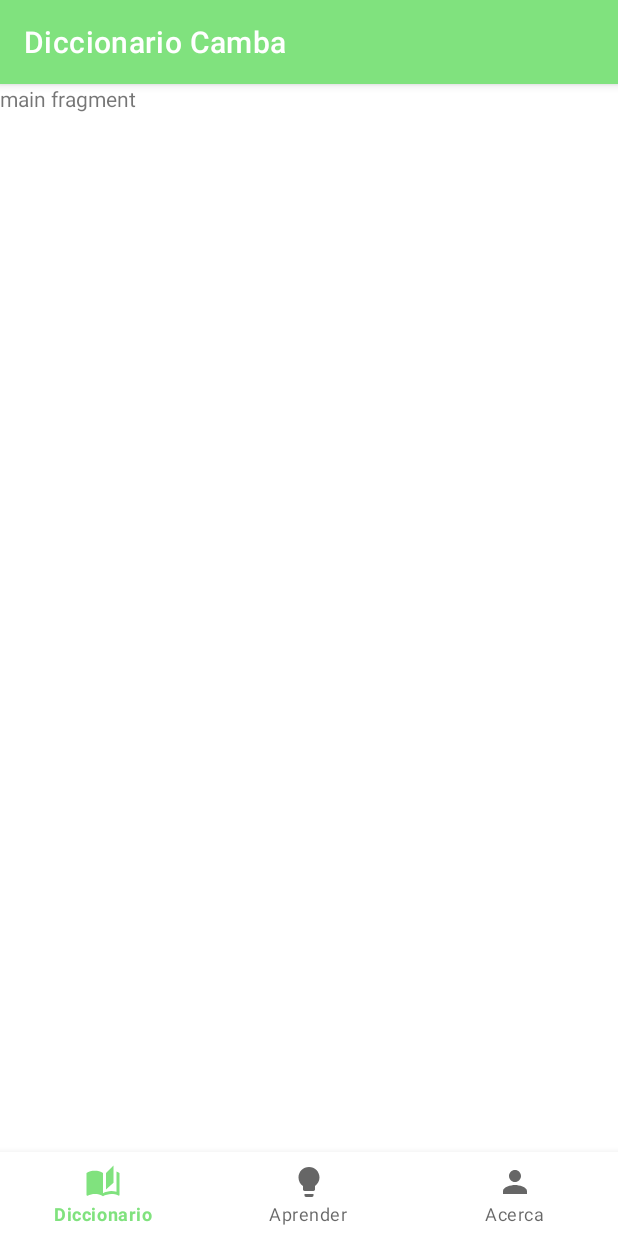
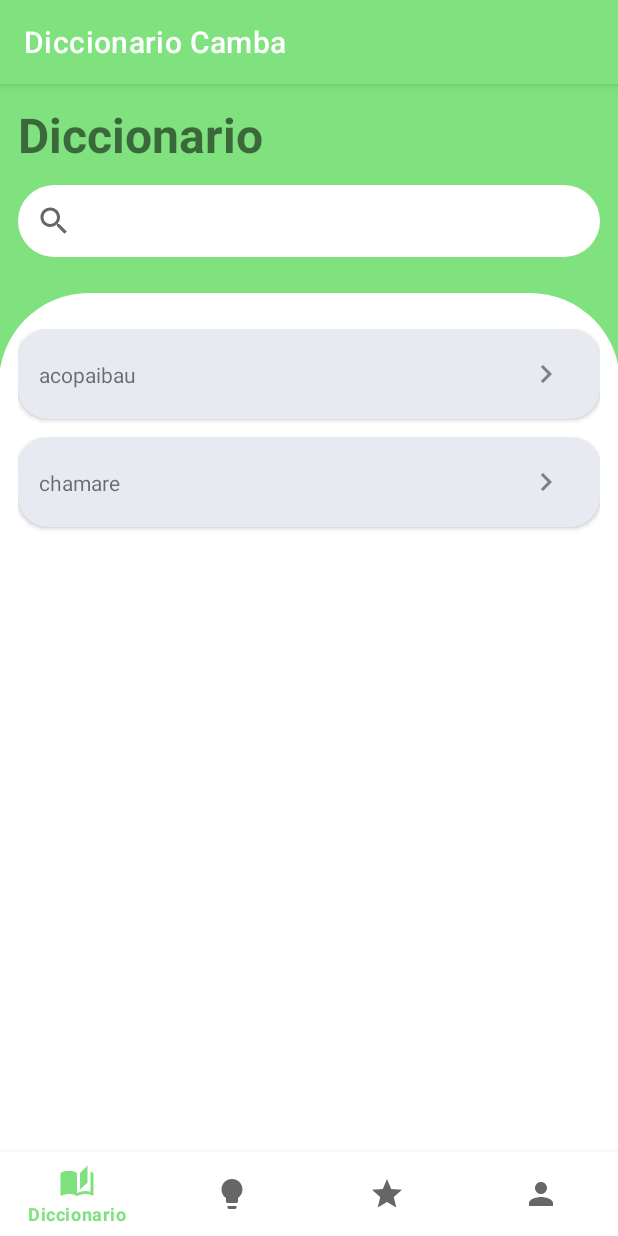
Before and after one commit to electricpants01/DiccionarioCamba, an Android app: the screen it shows after launch (MainActivity), on a phone screen of 412 x 824 dp. Run offline under Robolectric (Android 15) with nearby library versions, the phone set to English and light mode, and no system bars; our stand-ins replace navigation-ui.

Commit message:
SearchBar: added model, icons, custom views for search bar and added favorites tab

```diff
--- /dev/null
+++ b/app/src/main/java/com/locotoDevTeam/diccionariocamba/adapter/ItemDictionaryAdapter.kt
@@ -0,0 +1,34 @@
+package com.locotoDevTeam.diccionariocamba.adapter
+
+import android.content.Context
+import android.view.LayoutInflater
+import android.view.View
+import android.view.ViewGroup
+import androidx.recyclerview.widget.RecyclerView
+import com.locotoDevTeam.diccionariocamba.R
+import com.locotoDevTeam.diccionariocamba.databinding.DictionaryItemBinding
+import com.locotoDevTeam.diccionariocamba.model.Dictionary
+
+class ItemDictionaryAdapter(private val context: Context, private val datasource: List<Dictionary>)
+    : RecyclerView.Adapter<ItemDictionaryAdapter.DictionaryHolder>() {
+
+    class DictionaryHolder(val view: View): RecyclerView.ViewHolder(view){
+        val binding = DictionaryItemBinding.bind(view)
+
+        fun render(dictionary: Dictionary){
+            binding.txtTitle.text = dictionary.word
+        }
+    }
+
+    override fun onCreateViewHolder(parent: ViewGroup, viewType: Int): DictionaryHolder {
+        val layoutInflater = LayoutInflater.from(parent.context).inflate(R.layout.dictionary_item, parent, false)
+        return DictionaryHolder(layoutInflater)
+    }
+
+    override fun onBindViewHolder(holder: DictionaryHolder, position: Int) {
+        val item = datasource[position]
+        holder.render(item)
+    }
+
+    override fun getItemCount(): Int = datasource.size
+}
--- /dev/null
+++ b/app/src/main/java/com/locotoDevTeam/diccionariocamba/model/Dictionary.kt
@@ -0,0 +1,5 @@
+package com.locotoDevTeam.diccionariocamba.model
+
+data class Dictionary( val id: Int, val word: String, val definition: String) {
+
+}
--- /dev/null
+++ b/app/src/main/java/com/locotoDevTeam/diccionariocamba/view/FavoritesFragment.kt
@@ -0,0 +1,19 @@
+package com.locotoDevTeam.diccionariocamba.view
+
+import android.os.Bundle
+import androidx.fragment.app.Fragment
+import android.view.LayoutInflater
+import android.view.View
+import android.view.ViewGroup
+import com.locotoDevTeam.diccionariocamba.R
+
+class FavoritesFragment : Fragment() {
+    override fun onCreateView(
+        inflater: LayoutInflater, container: ViewGroup?,
+        savedInstanceState: Bundle?
+    ): View? {
+        // Inflate the layout for this fragment
+        return inflater.inflate(R.layout.fragment_favorites, container, false)
+    }
+
+}
--- a/app/src/main/java/com/locotoDevTeam/diccionariocamba/view/MainFragment.kt
+++ b/app/src/main/java/com/locotoDevTeam/diccionariocamba/view/MainFragment.kt
@@ -5,16 +5,46 @@ import androidx.fragment.app.Fragment
 import android.view.LayoutInflater
 import android.view.View
 import android.view.ViewGroup
+import androidx.recyclerview.widget.LinearLayoutManager
 import com.locotoDevTeam.diccionariocamba.R
+import com.locotoDevTeam.diccionariocamba.adapter.ItemDictionaryAdapter
+import com.locotoDevTeam.diccionariocamba.databinding.FragmentMainBinding
+import com.locotoDevTeam.diccionariocamba.model.Dictionary
 
 class MainFragment : Fragment() {
+
+    lateinit var binding: FragmentMainBinding
+    val dataSource = listOf<Dictionary>(
+        Dictionary(1,"acopaibau", "que sos tonto"),
+        Dictionary(2, "chamare", "lugar muy muy lejano")
+    )
 
     override fun onCreateView(
         inflater: LayoutInflater, container: ViewGroup?,
         savedInstanceState: Bundle?
-    ): View? {
-        // Inflate the layout for this fragment
-        return inflater.inflate(R.layout.fragment_main, container, false)
+    ): View {
+        val view =  inflater.inflate(R.layout.fragment_main, container, false)
+        binding = FragmentMainBinding.bind(view)
+        return binding.root
+    }
+
+    override fun onViewCreated(view: View, savedInstanceState: Bundle?) {
+        super.onViewCreated(view, savedInstanceState)
+        initRecyclerView()
+        initSearchView()
+    }
+
+    private fun initSearchView(){
+        binding.searchView.setOnClickListener {
+            println("chris: hola")
+            binding.searchView.requestFocus()
+        }
+    }
+
+    private fun initRecyclerView() {
+        val adapter = ItemDictionaryAdapter(requireContext(), dataSource)
+        binding.recyclerView.layoutManager = LinearLayoutManager(requireContext(), LinearLayoutManager.VERTICAL, false)
+        binding.recyclerView.adapter = adapter
     }
 
 }
--- /dev/null
+++ b/app/src/main/res/drawable/corner_top.xml
@@ -0,0 +1,7 @@
+<?xml version="1.0" encoding="utf-8"?>
+<shape xmlns:android="http://schemas.android.com/apk/res/android"
+    android:shape="rectangle">
+    <solid android:color="@color/white"/>
+    <corners android:topLeftRadius="60dp" android:topRightRadius="60dp" />
+
+</shape>
--- /dev/null
+++ b/app/src/main/res/drawable/corners_all.xml
@@ -0,0 +1,7 @@
+<?xml version="1.0" encoding="utf-8"?>
+<shape xmlns:android="http://schemas.android.com/apk/res/android"
+    android:shape="rectangle">
+    <solid android:color="@color/white"/>
+    <corners android:radius="40dp"/>
+
+</shape>
--- /dev/null
+++ b/app/src/main/res/drawable/ic_baseline_keyboard_arrow_right_24.xml
@@ -0,0 +1,5 @@
+<vector android:autoMirrored="true" android:height="24dp"
+    android:tint="@color/right_arrow" android:viewportHeight="24"
+    android:viewportWidth="24" android:width="24dp" xmlns:android="http://schemas.android.com/apk/res/android">
+    <path android:fillColor="@android:color/white" android:pathData="M8.59,16.59L13.17,12 8.59,7.41 10,6l6,6 -6,6 -1.41,-1.41z"/>
+</vector>
--- /dev/null
+++ b/app/src/main/res/drawable/ic_baseline_star_24.xml
@@ -0,0 +1,5 @@
+<vector android:height="24dp" android:tint="#000000"
+    android:viewportHeight="24" android:viewportWidth="24"
+    android:width="24dp" xmlns:android="http://schemas.android.com/apk/res/android">
+    <path android:fillColor="@android:color/white" android:pathData="M12,17.27L18.18,21l-1.64,-7.03L22,9.24l-7.19,-0.61L12,2 9.19,8.63 2,9.24l5.46,4.73L5.82,21z"/>
+</vector>
--- a/app/src/main/res/layout/item_koloda.xml
+++ b/app/src/main/res/layout/dictionary_item.xml
@@ -3,18 +3,15 @@
     xmlns:app="http://schemas.android.com/apk/res-auto"
     xmlns:tools="http://schemas.android.com/tools"
     android:layout_width="match_parent"
-    android:layout_height="match_parent">
-
+    android:layout_height="wrap_content">
 
     <androidx.cardview.widget.CardView
         android:layout_width="match_parent"
-        android:layout_height="match_parent"
-        android:layout_marginStart="15dp"
-        android:layout_marginTop="40dp"
-        android:layout_marginEnd="15dp"
-        android:layout_marginBottom="40dp"
-        android:elevation="10dp"
-        app:cardCornerRadius="30dp"
+        android:layout_height="60dp"
+        android:layout_marginBottom="12dp"
+        android:elevation="15dp"
+        app:cardCornerRadius="20dp"
+        android:backgroundTint="@color/dictionary_item"
         app:layout_constraintBottom_toBottomOf="parent"
         app:layout_constraintEnd_toEndOf="parent"
         app:layout_constraintStart_toStartOf="parent"
@@ -24,29 +21,27 @@
             android:layout_width="match_parent"
             android:layout_height="match_parent">
 
-            <com.google.android.material.imageview.ShapeableImageView
-                android:id="@+id/shapeableImageView"
-                android:layout_width="match_parent"
-                android:layout_height="match_parent"
-                android:scaleType="centerCrop"
-                android:src="@drawable/image1" />
-
             <TextView
-                android:id="@+id/txtDefinition"
+                android:id="@+id/txtTitle"
                 android:layout_width="wrap_content"
                 android:layout_height="wrap_content"
-                android:text="Este es un menssaje bonito"
-                android:textColor="@color/white"
-                android:textSize="26sp"
+                android:layout_marginStart="14dp"
+                android:text="Chamoré"
                 app:layout_constraintBottom_toBottomOf="parent"
-                app:layout_constraintEnd_toEndOf="parent"
                 app:layout_constraintStart_toStartOf="parent"
                 app:layout_constraintTop_toTopOf="parent" />
 
+            <ImageView
+                android:id="@+id/imageView4"
+                android:layout_width="wrap_content"
+                android:layout_height="wrap_content"
+                android:layout_marginEnd="24dp"
+                app:layout_constraintBottom_toBottomOf="parent"
+                app:layout_constraintEnd_toEndOf="parent"
+                app:layout_constraintTop_toTopOf="parent"
+                app:srcCompat="@drawable/ic_baseline_keyboard_arrow_right_24" />
 
         </androidx.constraintlayout.widget.ConstraintLayout>
 
     </androidx.cardview.widget.CardView>
-
-
 </androidx.constraintlayout.widget.ConstraintLayout>
--- /dev/null
+++ b/app/src/main/res/layout/fragment_favorites.xml
@@ -0,0 +1,14 @@
+<?xml version="1.0" encoding="utf-8"?>
+<androidx.constraintlayout.widget.ConstraintLayout xmlns:android="http://schemas.android.com/apk/res/android"
+    xmlns:tools="http://schemas.android.com/tools"
+    android:layout_width="match_parent"
+    android:layout_height="match_parent"
+    tools:context=".view.FavoritesFragment">
+
+    <!-- TODO: Update blank fragment layout -->
+    <TextView
+        android:layout_width="match_parent"
+        android:layout_height="match_parent"
+        android:text="@string/hello_blank_fragment" />
+
+</androidx.constraintlayout.widget.ConstraintLayout>
--- a/app/src/main/res/layout/fragment_main.xml
+++ b/app/src/main/res/layout/fragment_main.xml
@@ -1,12 +1,62 @@
 <?xml version="1.0" encoding="utf-8"?>
 <androidx.constraintlayout.widget.ConstraintLayout xmlns:android="http://schemas.android.com/apk/res/android"
+    xmlns:app="http://schemas.android.com/apk/res-auto"
     xmlns:tools="http://schemas.android.com/tools"
     android:layout_width="match_parent"
-    android:layout_height="match_parent">
+    android:layout_height="match_parent"
+    android:background="@color/main_color">
 
     <TextView
+        android:id="@+id/textView2"
+        android:layout_width="wrap_content"
+        android:layout_height="wrap_content"
+        android:layout_marginStart="12dp"
+        android:layout_marginTop="12dp"
+        android:text="Diccionario"
+        android:textSize="32sp"
+        android:textStyle="bold"
+        app:layout_constraintStart_toStartOf="parent"
+        app:layout_constraintTop_toTopOf="parent" />
+
+    <androidx.appcompat.widget.SearchView
+        android:id="@+id/searchView"
         android:layout_width="match_parent"
-        android:layout_height="match_parent"
-        android:text="main fragment" />
+        android:layout_height="wrap_content"
+        android:layout_marginStart="12dp"
+        android:layout_marginTop="12dp"
+        android:layout_marginEnd="12dp"
+        android:focusableInTouchMode="true"
+        android:focusable="true"
+        android:focusedByDefault="true"
+        android:background="@drawable/corners_all"
+        app:layout_constraintEnd_toEndOf="parent"
+        app:layout_constraintHorizontal_bias="0.497"
+        app:layout_constraintStart_toStartOf="parent"
+        app:layout_constraintTop_toBottomOf="@+id/textView2" />
+
+    <View
+        android:id="@+id/view"
+        android:layout_width="414dp"
+        android:layout_height="0dp"
+        android:layout_marginTop="24dp"
+        android:background="@drawable/corner_top"
+        app:layout_constraintBottom_toBottomOf="parent"
+        app:layout_constraintEnd_toEndOf="parent"
+        app:layout_constraintStart_toStartOf="parent"
+        app:layout_constraintTop_toBottomOf="@+id/searchView" />
+
+    <androidx.recyclerview.widget.RecyclerView
+        android:id="@+id/recyclerView"
+        android:layout_width="match_parent"
+        android:layout_height="0dp"
+        android:scrollbars="vertical"
+        android:layout_marginStart="12dp"
+        android:layout_marginTop="24dp"
+        android:layout_marginEnd="12dp"
+        app:layout_constraintBottom_toBottomOf="parent"
+        app:layout_constraintEnd_toEndOf="parent"
+        app:layout_constraintStart_toStartOf="parent"
+        app:layout_constraintTop_toTopOf="@+id/view" />
+
 
 </androidx.constraintlayout.widget.ConstraintLayout>
--- a/app/src/main/res/menu/bottom_menu.xml
+++ b/app/src/main/res/menu/bottom_menu.xml
@@ -10,6 +10,10 @@
         android:title="Aprender"
         android:icon="@drawable/ic_baseline_lightbulb_24"/>
     <item
+        android:id="@+id/favoritesFragment"
+        android:title="Favoritos"
+        android:icon="@drawable/ic_baseline_star_24"/>
+    <item
         android:id="@+id/aboutFragment"
         android:title="Acerca"
         android:icon="@drawable/ic_baseline_person_24"/>
--- a/app/src/main/res/navigation/my_nav.xml
+++ b/app/src/main/res/navigation/my_nav.xml
@@ -20,4 +20,9 @@
         android:name="com.locotoDevTeam.diccionariocamba.view.SlideFragment"
         android:label="fragment_slide"
         tools:layout="@layout/fragment_slide" />
+    <fragment
+        android:id="@+id/favoritesFragment"
+        android:name="com.locotoDevTeam.diccionariocamba.view.FavoritesFragment"
+        android:label="fragment_favorites"
+        tools:layout="@layout/fragment_favorites" />
 </navigation>
--- a/app/src/main/res/values/colors.xml
+++ b/app/src/main/res/values/colors.xml
@@ -7,4 +7,8 @@
     <color name="teal_700">#FF018786</color>
     <color name="black">#FF000000</color>
     <color name="white">#FFFFFFFF</color>
+    <color name="main_color">#80e27e</color>
+    <color name="main_color_dark">#4dd16b</color>
+    <color name="dictionary_item">#e7eaf0</color>
+    <color name="right_arrow">#808080</color>
 </resources>
```
